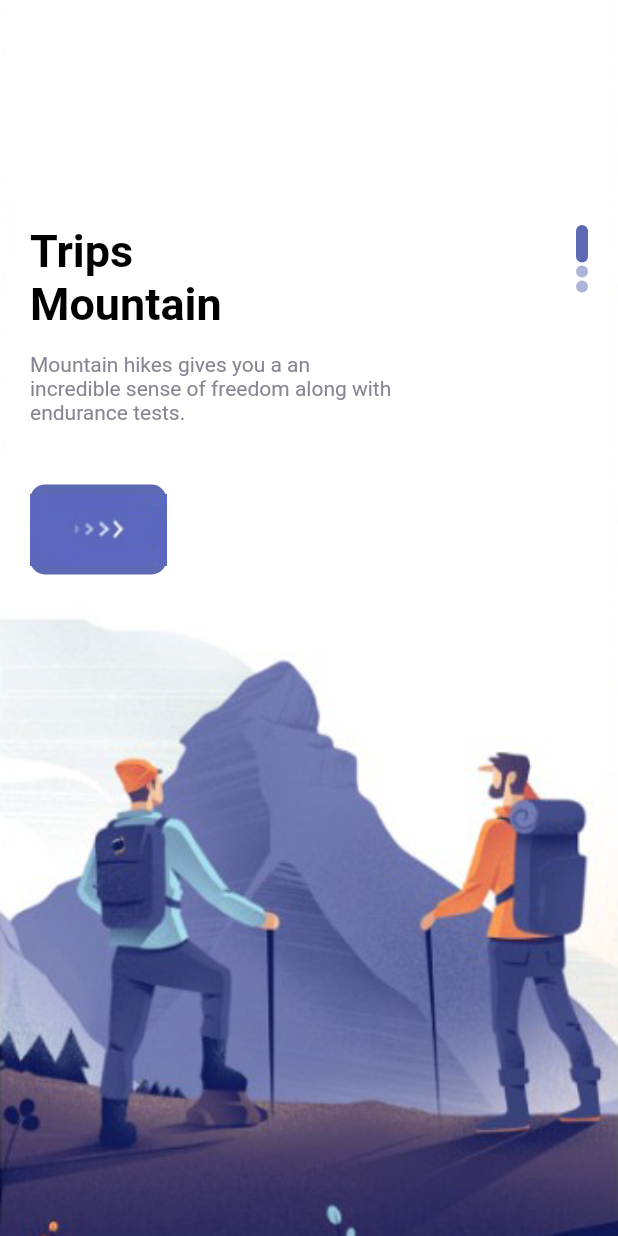
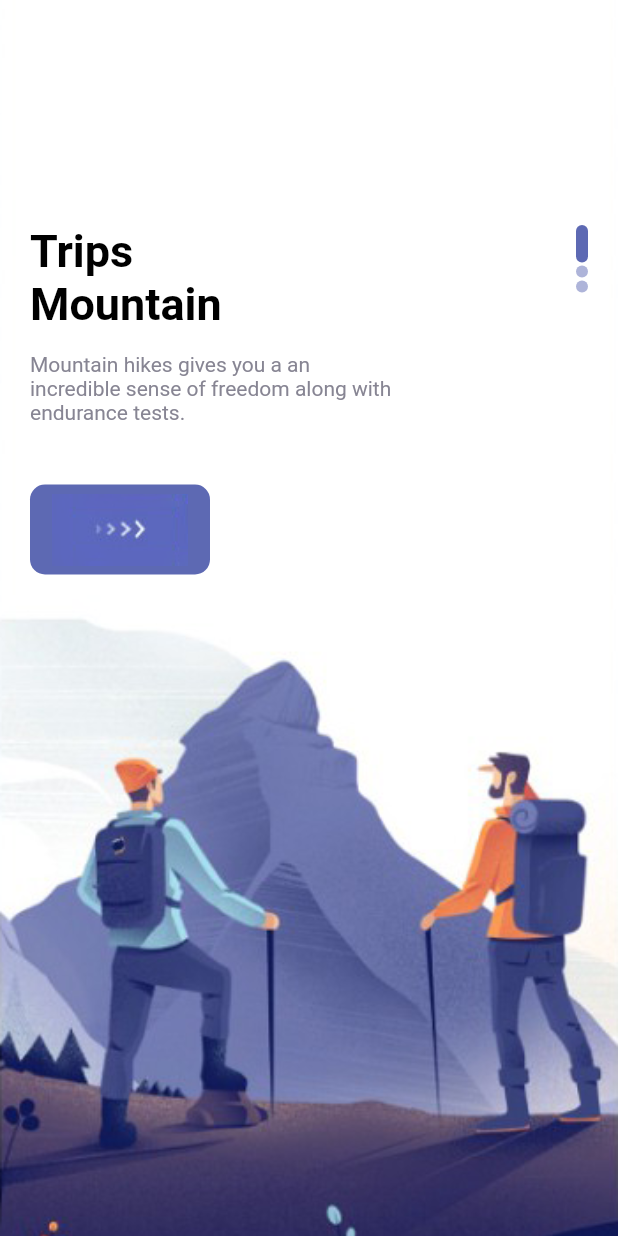
Before and after one commit to Wolly-code/Travel-Mobile-Application, a Flutter app: the WelcomePage screen opened directly, on a phone screen of 412 x 824 dp. Run offline on Flutter 3.47's test engine with Material 2 defaults, Android fonts, the phone set to English and light mode, and no system bars; our stand-ins replace bloc, equatable, flutter_bloc; statements that could not run were skipped.

Commit message:
Added Cubit State
Completed UI Designing

```diff
--- /dev/null
+++ b/lib/cubit/app_cubit_states.dart
@@ -0,0 +1,18 @@
+import 'package:bloc/bloc.dart';
+import "package:equatable/equatable.dart";
+
+abstract class CubitState extends Equatable {}
+
+class InititalState extends CubitState {
+  late int x;
+
+  @override
+  // TODO: implement props
+  List<Object?> get props => [];
+}
+
+class WelcomeState extends CubitState {
+  @override
+  // TODO: implement props
+  List<Object?> get props => [];
+}
--- /dev/null
+++ b/lib/cubit/app_cubits.dart
@@ -0,0 +1,8 @@
+import 'package:bloc/bloc.dart';
+import 'package:travel/cubit/app_cubit_states.dart';
+
+class AppCubits extends Cubit<CubitState> {
+  AppCubits(initialState) : super(InititalState()) {
+    emit(WelcomeState());
+  }
+}
--- a/lib/misc/colors.dart
+++ b/lib/misc/colors.dart
@@ -1,11 +1,11 @@
 import 'dart:ui';
 
 class AppColors{
-  static final Color textColor1= Color(0xFF989acd);
-  static final Color textColor2 = Color(0xFF878593);
-  static final Color bigTextColor=Color(0xFF2e2e31);
-  static final Color mainColor= Color(0xFF5d69b3);
-  static final Color starColor = Color(0xFFe7bb4e);
-  static final Color mainTextColor = Color(0xFFababad);
-  static final Color buttonBackground = Color(0xFFf1f1f9);
+  static const Color textColor1= Color(0xFF989acd);
+  static const Color textColor2 = Color(0xFF878593);
+  static const Color bigTextColor=Color(0xFF2e2e31);
+  static const Color mainColor= Color(0xFF5d69b3);
+  static const Color starColor = Color(0xFFe7bb4e);
+  static const Color mainTextColor = Color(0xFFababad);
+  static const Color buttonBackground = Color(0xFFf1f1f9);
 }
--- /dev/null
+++ b/lib/servicess/data_services.dart
@@ -0,0 +1 @@
+import 'package:http/http.dart' as http;
--- a/lib/widgets/responsive_button.dart
+++ b/lib/widgets/responsive_button.dart
@@ -1,23 +1,42 @@
 import 'package:flutter/material.dart';
 import 'package:travel/misc/colors.dart';
+import 'package:travel/widgets/app_large_text.dart';
 
 class ResponsiveButton extends StatelessWidget {
   bool? isResponsive;
   double? width;
 
-  ResponsiveButton({Key? key, this.isResponsive = false, this.width})
+  ResponsiveButton({Key? key, this.isResponsive = false, this.width = 120})
       : super(key: key);
 
   @override
   Widget build(BuildContext context) {
-    return Container(
-      width: width,
-      height: 60,
-      decoration: BoxDecoration(
-          borderRadius: BorderRadius.circular(10), color: AppColors.mainColor),
-      child: Row(
-        mainAxisAlignment: MainAxisAlignment.center,
-        children: [Image.asset("images/button-one.png")],
+    return Flexible(
+      child: Container(
+        width: isResponsive == true ? double.maxFinite : width,
+        height: 60,
+        decoration: BoxDecoration(
+            borderRadius: BorderRadius.circular(10),
+            color: AppColors.mainColor),
+        child: Row(
+          mainAxisAlignment: isResponsive == true
+              ? MainAxisAlignment.spaceBetween
+              : MainAxisAlignment.center,
+          children: [
+            isResponsive == true
+                ? Container(
+                    margin: const EdgeInsets.only(left: 20),
+                    child: AppText(
+                      text: 'Book Trip Now',
+                      color: Colors.white,
+                      size: 16,
+                      fontweight: FontWeight.normal,
+                    ),
+                  )
+                : Container(),
+            Image.asset("images/button-one.png")
+          ],
+        ),
       ),
     );
   }
--- a/pubspec.yaml
+++ b/pubspec.yaml
@@ -34,6 +34,12 @@ dependencies:
   # The following adds the Cupertino Icons font to your application.
   # Use with the CupertinoIcons class for iOS style icons.
   cupertino_icons: ^1.0.2
+  flutter_bloc: ^8.0.1
+  equatable: ^2.0.3
+  bloc:
+  http:
+
+
 
 dev_dependencies:
   flutter_test:
```
Also changed, not shown: lib/cubit/app_cubit_logic.dart (added, +30 -0 lines), lib/main.dart (+15 -7 lines), lib/pages/detail_page.dart (added, +215 -0 lines), lib/pages/home_page.dart (+42 -21 lines), lib/widgets/app_buttons.dart (added, +52 -0 lines), pubspec.lock.
